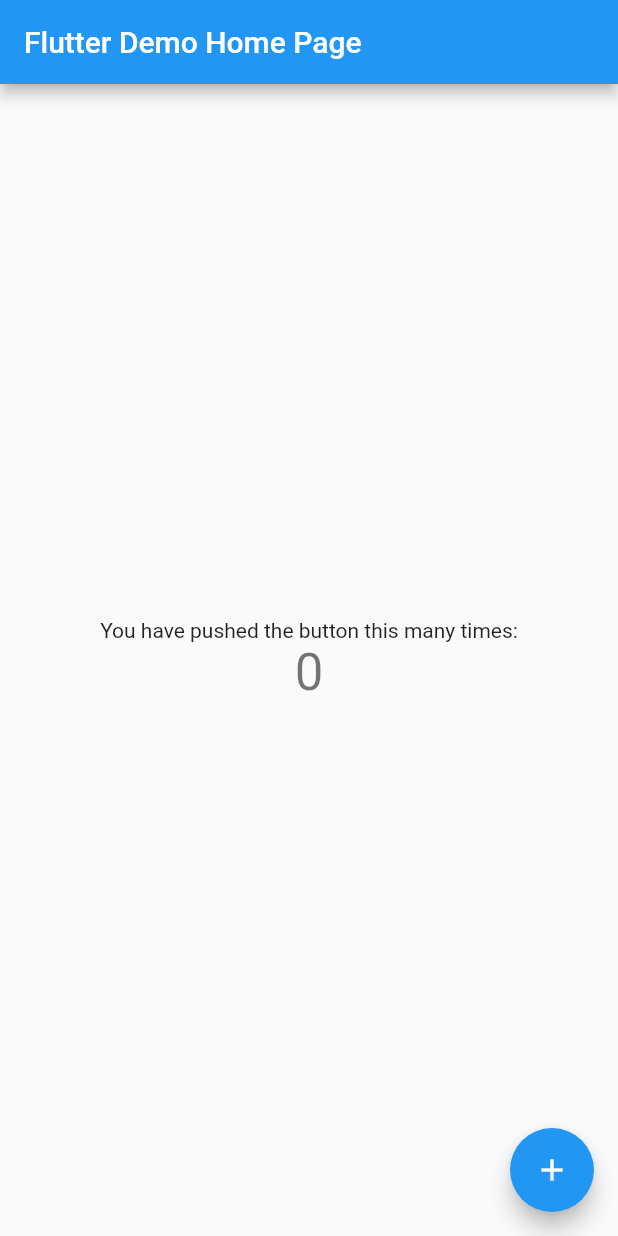
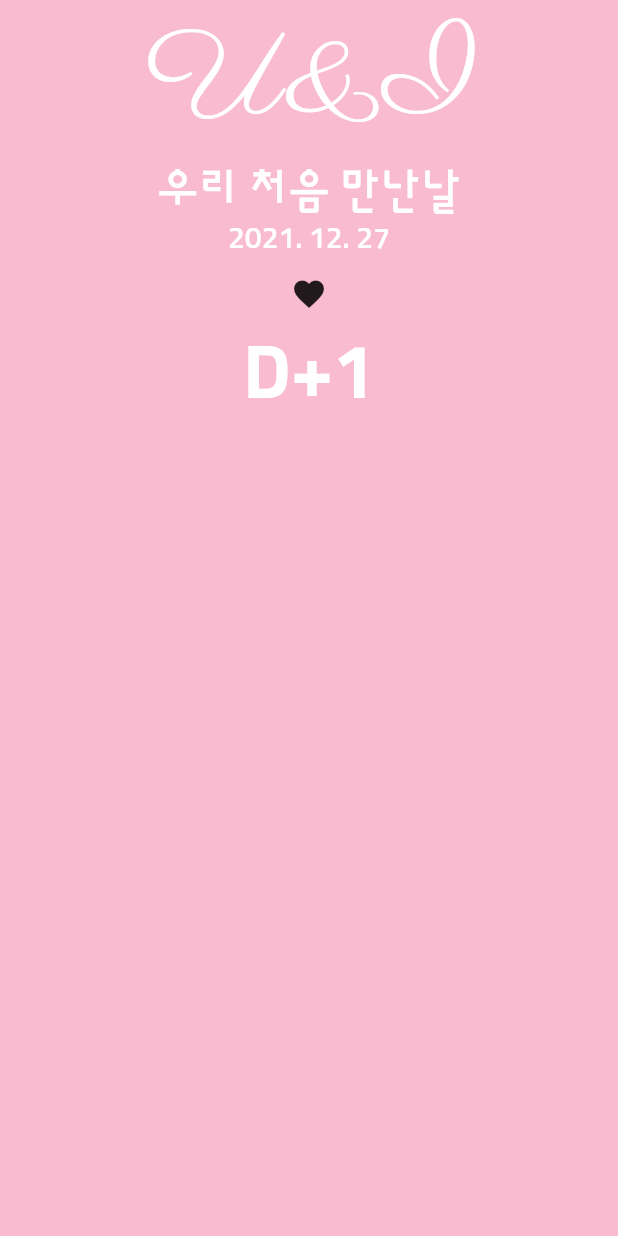
Before and after one commit to Bullets-jyr/u_and_i, a Flutter app: the screen it shows after launch, on a phone screen of 412 x 824 dp. Run offline on Flutter 3.47's test engine with Material 2 defaults, Android fonts, the phone set to English and light mode, and no system bars.

Commit message:
TextStyle 설정하기

```diff
--- a/lib/main.dart
+++ b/lib/main.dart
@@ -1,115 +1,10 @@
 import 'package:flutter/material.dart';
+import 'package:u_and_i/screen/home_screen.dart';
 
 void main() {
-  runApp(const MyApp());
+  runApp(
+    MaterialApp(
+      home: HomeScreen(),
+    )
+  );
 }
-
-class MyApp extends StatelessWidget {
-  const MyApp({super.key});
-
-  // This widget is the root of your application.
-  @override
-  Widget build(BuildContext context) {
-    return MaterialApp(
-      title: 'Flutter Demo',
-      theme: ThemeData(
-        // This is the theme of your application.
-        //
-        // Try running your application with "flutter run". You'll see the
-        // application has a blue toolbar. Then, without quitting the app, try
-        // changing the primarySwatch below to Colors.green and then invoke
-        // "hot reload" (press "r" in the console where you ran "flutter run",
-        // or simply save your changes to "hot reload" in a Flutter IDE).
-        // Notice that the counter didn't reset back to zero; the application
-        // is not restarted.
-        primarySwatch: Colors.blue,
-      ),
-      home: const MyHomePage(title: 'Flutter Demo Home Page'),
-    );
-  }
-}
-
-class MyHomePage extends StatefulWidget {
-  const MyHomePage({super.key, required this.title});
-
-  // This widget is the home page of your application. It is stateful, meaning
-  // that it has a State object (defined below) that contains fields that affect
-  // how it looks.
-
-  // This class is the configuration for the state. It holds the values (in this
-  // case the title) provided by the parent (in this case the App widget) and
-  // used by the build method of the State. Fields in a Widget subclass are
-  // always marked "final".
-
-  final String title;
-
-  @override
-  State<MyHomePage> createState() => _MyHomePageState();
-}
-
-class _MyHomePageState extends State<MyHomePage> {
-  int _counter = 0;
-
-  void _incrementCounter() {
-    setState(() {
-      // This call to setState tells the Flutter framework that something has
-      // changed in this State, which causes it to rerun the build method below
-      // so that the display can reflect the updated values. If we changed
-      // _counter without calling setState(), then the build method would not be
-      // called again, and so nothing would appear to happen.
-      _counter++;
-    });
-  }
-
-  @override
-  Widget build(BuildContext context) {
-    // This method is rerun every time setState is called, for instance as done
-    // by the _incrementCounter method above.
-    //
-    // The Flutter framework has been optimized to make rerunning build methods
-    // fast, so that you can just rebuild anything that needs updating rather
-    // than having to individually change instances of widgets.
-    return Scaffold(
-      appBar: AppBar(
-        // Here we take the value from the MyHomePage object that was created by
-        // the App.build method, and use it to set our appbar title.
-        title: Text(widget.title),
-      ),
-      body: Center(
-        // Center is a layout widget. It takes a single child and positions it
-        // in the middle of the parent.
-        child: Column(
-          // Column is also a layout widget. It takes a list of children and
-          // arranges them vertically. By default, it sizes itself to fit its
-          // children horizontally, and tries to be as tall as its parent.
-          //
-          // Invoke "debug painting" (press "p" in the console, choose the
-          // "Toggle Debug Paint" action from the Flutter Inspector in Android
-          // Studio, or the "Toggle Debug Paint" command in Visual Studio Code)
-          // to see the wireframe for each widget.
-          //
-          // Column has various properties to control how it sizes itself and
-          // how it positions its children. Here we use mainAxisAlignment to
-          // center the children vertically; the main axis here is the vertical
-          // axis because Columns are vertical (the cross axis would be
-          // horizontal).
-          mainAxisAlignment: MainAxisAlignment.center,
-          children: <Widget>[
-            const Text(
-              'You have pushed the button this many times:',
-            ),
-            Text(
-              '$_counter',
-              style: Theme.of(context).textTheme.headlineMedium,
-            ),
-          ],
-        ),
-      ),
-      floatingActionButton: FloatingActionButton(
-        onPressed: _incrementCounter,
-        tooltip: 'Increment',
-        child: const Icon(Icons.add),
-      ), // This trailing comma makes auto-formatting nicer for build methods.
-    );
-  }
-}
--- /dev/null
+++ b/lib/screen/home_screen.dart
@@ -0,0 +1,68 @@
+import 'package:flutter/material.dart';
+
+class HomeScreen extends StatefulWidget {
+  const HomeScreen({Key? key}) : super(key: key);
+
+  @override
+  State<HomeScreen> createState() => _HomeScreenState();
+}
+
+class _HomeScreenState extends State<HomeScreen> {
+  @override
+  Widget build(BuildContext context) {
+    return Scaffold(
+      // 100 ~ 900 / default: 500
+      backgroundColor: Colors.pink[100],
+      body: SafeArea(
+        child: Container(
+          width: MediaQuery.of(context).size.width,
+          child: Column(
+            children: [
+              Text(
+                'U&I',
+                style: TextStyle(
+                  color: Colors.white,
+                  fontFamily: 'parisienne',
+                  fontSize: 80.0,
+                ),
+              ),
+              Text(
+                '우리 처음 만난날',
+                style: TextStyle(
+                  color: Colors.white,
+                  fontFamily: 'sunflower',
+                  fontSize: 30.0,
+                ),
+              ),
+              Text(
+                '2021. 12. 27',
+                style: TextStyle(
+                  color: Colors.white,
+                  fontFamily: 'sunflower',
+                  fontSize: 20.0,
+                ),
+              ),
+              IconButton(
+                onPressed: () {
+
+                },
+                icon: Icon(
+                  Icons.favorite,
+                ),
+              ),
+              Text(
+                'D+1',
+                style: TextStyle(
+                  color: Colors.white,
+                  fontFamily: 'sunflower',
+                  fontWeight: FontWeight.w700,
+                  fontSize: 50.0,
+                ),
+              ),
+            ],
+          ),
+        ),
+      ),
+    );
+  }
+}
```
